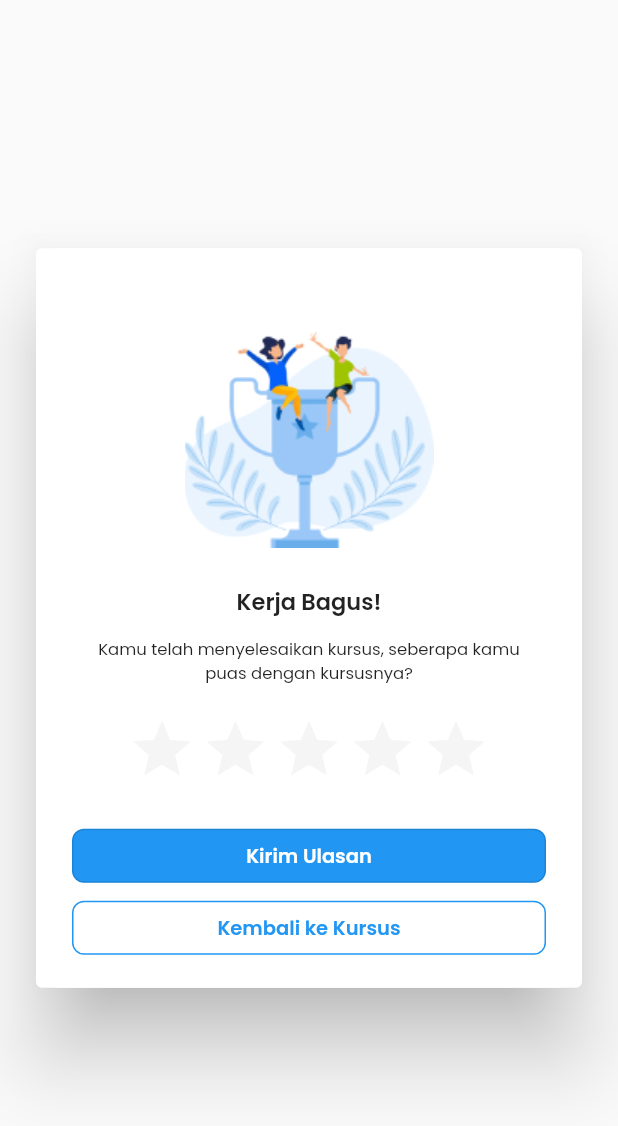
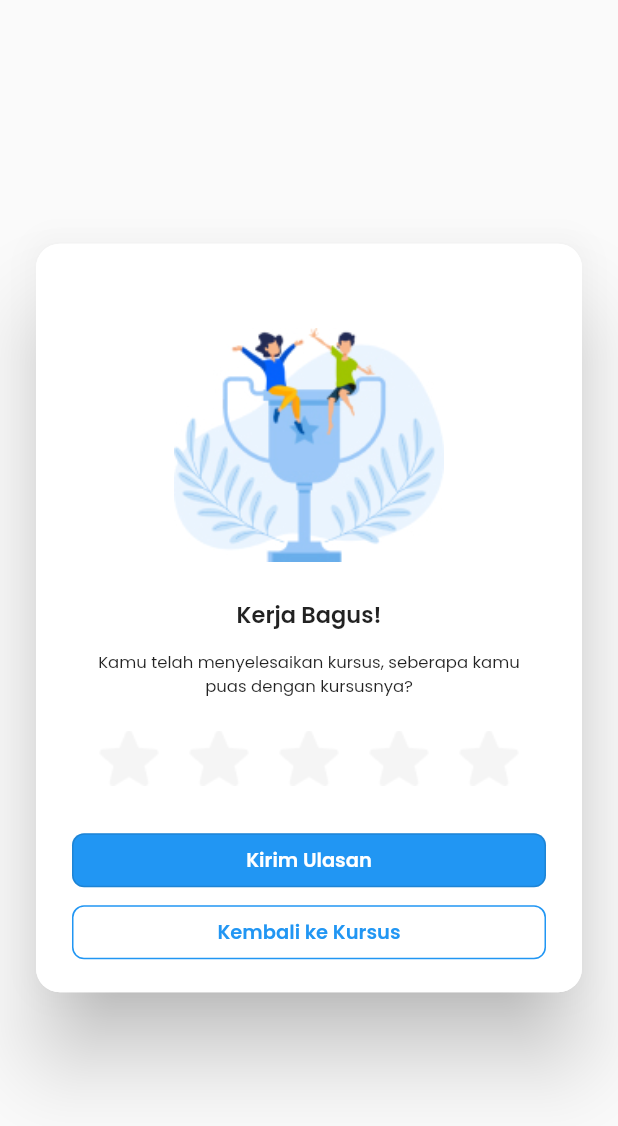
Before and after one commit to Kelompok-2-Capstone-Alterra-Academy/flutter-repo, a Flutter app: the ReviewDialog widget shown alone on an empty page, opened directly, on a phone screen of 412 x 824 dp. Shown: the top 1126 px of the screen. Run offline on Flutter 3.47's test engine with Material 2 defaults, Android fonts, the phone set to English and light mode, and no system bars; drawn by our look-alikes of flutter_rating_bar; our stand-ins replace file_picker, flutter_animation_progress_bar, flutter_svg, google_fonts, simple_circular_progress_bar, webview_flutter; missing offline and left inert: circle_progress_bar.

Commit message:
fixing: fix dialog border and icon

```diff
--- a/lib/main.dart
+++ b/lib/main.dart
@@ -33,7 +33,7 @@ class StarEdu extends StatelessWidget {
       theme: ThemeData(
         primaryColor: Colors.white,
       ),
-      initialRoute: ModuleSendTaskScreen.routeName,
+      initialRoute: ModulDetailPPTScreen.routeName,
       routes: {
         SplashWelcomeScreen.routeName: (context) => const SplashWelcomeScreen(),
         HomeScreen.routeName: (context) => const HomeScreen(),
--- a/lib/widgets/course/review_dialog.dart
+++ b/lib/widgets/course/review_dialog.dart
@@ -19,6 +19,11 @@ class _ReviewDialogState extends State<ReviewDialog> {
     final width = MediaQuery.of(context).size.width;
 
     return Dialog(
+      shape: const RoundedRectangleBorder(
+        borderRadius: BorderRadius.all(
+          Radius.circular(16),
+        ),
+      ),
       insetPadding: const EdgeInsets.symmetric(horizontal: 24),
       child: SingleChildScrollView(
         child: Container(
@@ -36,6 +41,8 @@ class _ReviewDialogState extends State<ReviewDialog> {
                 height: 56,
               ),
               const Image(
+                fit: BoxFit.fitWidth,
+                width: 180,
                 image:
                     AssetImage('assets/images/finish_course_dialog_image.jpg'),
               ),
@@ -77,11 +84,10 @@ class _ReviewDialogState extends State<ReviewDialog> {
                 glowRadius: 1,
                 allowHalfRating: true,
                 unratedColor: searchBarColor,
-                itemSize: 46,
                 itemCount: 5,
-                itemPadding: const EdgeInsets.symmetric(horizontal: 1.5),
-                itemBuilder: (context, _) => const Icon(
-                  Icons.star,
+                itemPadding: const EdgeInsets.symmetric(horizontal: 10),
+                itemBuilder: (context, _) => const Image(
+                  image: AssetImage('assets/images/star_rating.png'),
                   color: starReviewColor,
                 ),
                 onRatingUpdate: (value) {
--- a/pubspec.yaml
+++ b/pubspec.yaml
@@ -89,6 +89,7 @@ flutter:
     - assets/images/alert_reset_password.jpg
     - assets/images/quiz_done.png
     - assets/images/send_task_done.png
+    - assets/images/star_rating.png
 
   # An image asset can refer to one or more resolution-specific "variants", see
   # https://flutter.dev/assets-and-images/#resolution-aware
```
Also changed, not shown: assets/images/star_rating.png (added).
